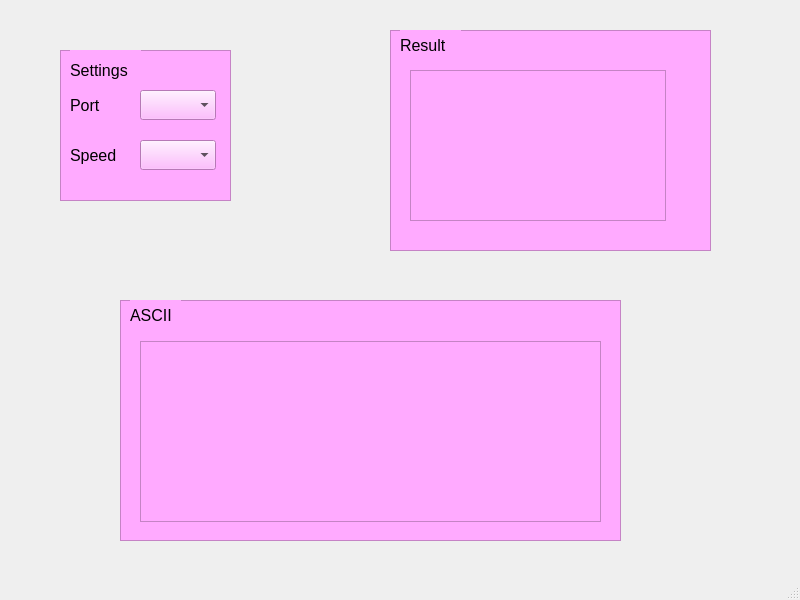
Qt form test1/mainwindow.ui (Little0witch/Testing) before a commit.
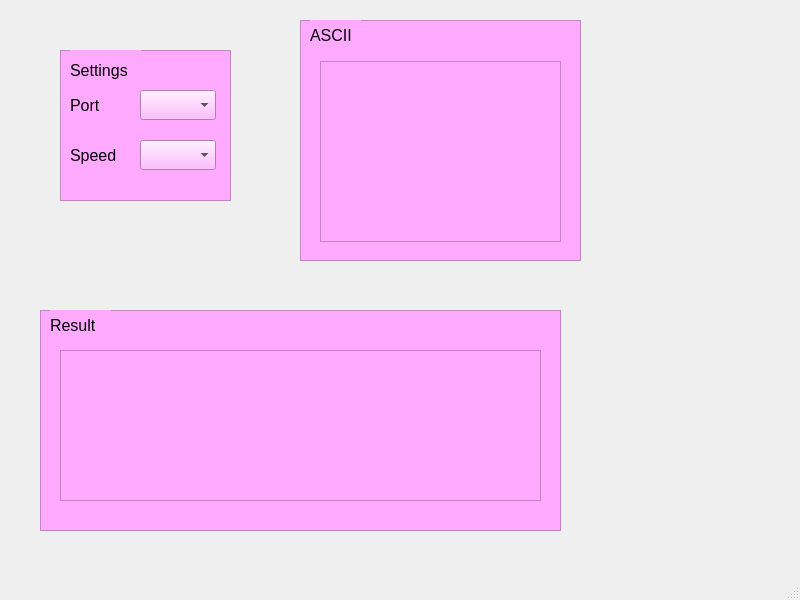
The same form after that commit.

Diff of the .ui file:
```diff
--- a/test1/mainwindow.ui
+++ b/test1/mainwindow.ui
@@ -98,9 +98,9 @@
    <widget class="QFrame" name="frameASCII">
     <property name="geometry">
      <rect>
-      <x>120</x>
-      <y>300</y>
-      <width>501</width>
+      <x>300</x>
+      <y>20</y>
+      <width>281</width>
       <height>241</height>
      </rect>
     </property>
@@ -131,7 +131,7 @@
       <rect>
        <x>20</x>
        <y>41</y>
-       <width>461</width>
+       <width>241</width>
        <height>181</height>
       </rect>
      </property>
@@ -140,9 +140,9 @@
    <widget class="QFrame" name="frameResult">
     <property name="geometry">
      <rect>
-      <x>390</x>
-      <y>30</y>
-      <width>321</width>
+      <x>40</x>
+      <y>310</y>
+      <width>521</width>
       <height>221</height>
      </rect>
     </property>
@@ -173,7 +173,7 @@
       <rect>
        <x>20</x>
        <y>40</y>
-       <width>256</width>
+       <width>481</width>
        <height>151</height>
       </rect>
      </property>
```
